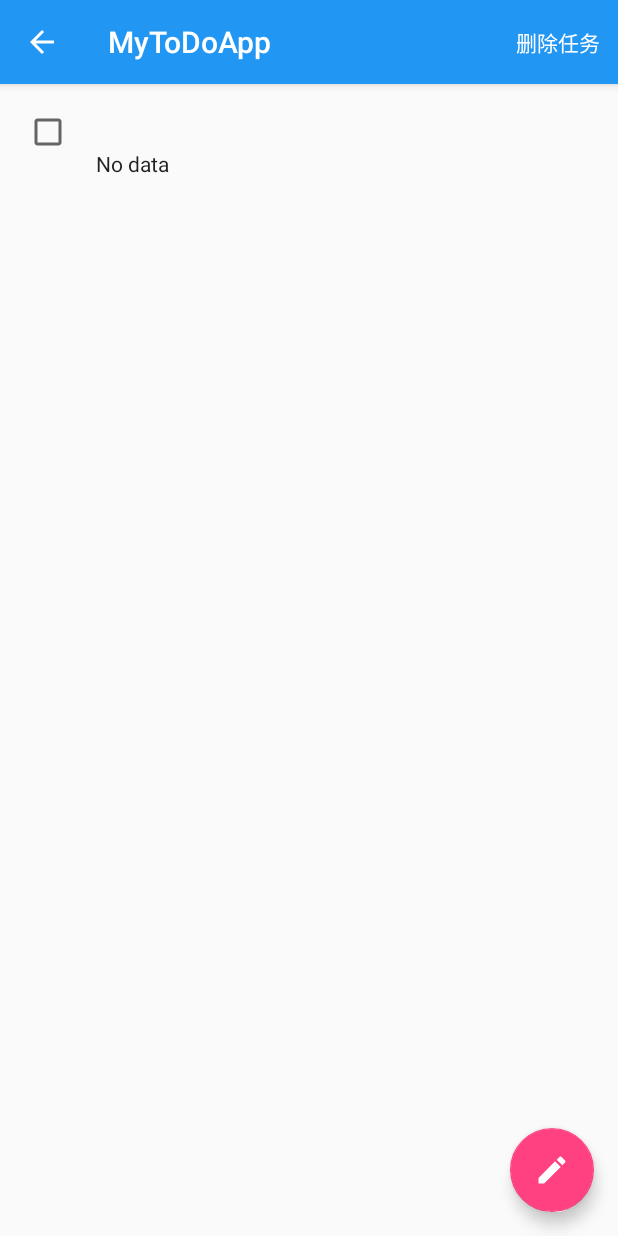
After one commit to cloud9527/MyToDoApp, an Android app: the TaskDetailActivity screen opened directly, with no data from a screen before it, on a phone screen of 412 x 824 dp. The commit adds this screen. Run offline under Robolectric (Android 15) with nearby library versions, the phone set to English and light mode, and no system bars; our stand-ins replace ButterKnife.

Commit message:
1、AddDetailActivity 完成

```diff
--- a/app/src/main/AndroidManifest.xml
+++ b/app/src/main/AndroidManifest.xml
@@ -17,6 +17,8 @@
             </intent-filter>
         </activity>
         <activity android:name=".addTask.AddTaskActivity"/>
+        <activity android:name=".taskdetail.TaskDetailActivity">
+        </activity>
     </application>
 
 </manifest>
--- a/app/src/main/java/com/example/cloud/mytodoapp/addTask/AddTaskActivity.java
+++ b/app/src/main/java/com/example/cloud/mytodoapp/addTask/AddTaskActivity.java
@@ -109,4 +109,10 @@ public class AddTaskActivity extends BaseActivity {
             mActionBar.setTitle(R.string.edit_task);
         }
     }
+
+    @Override
+    public boolean onSupportNavigateUp() {
+        onBackPressed();
+        return true;
+    }
 }
--- a/app/src/main/java/com/example/cloud/mytodoapp/task/TasksFragment.java
+++ b/app/src/main/java/com/example/cloud/mytodoapp/task/TasksFragment.java
@@ -21,11 +21,11 @@ import android.widget.ListView;
 import android.widget.PopupMenu;
 import android.widget.RelativeLayout;
 import android.widget.TextView;
-import android.widget.Toast;
 
 import com.example.cloud.mytodoapp.R;
 import com.example.cloud.mytodoapp.addTask.AddTaskActivity;
 import com.example.cloud.mytodoapp.bean.Task;
+import com.example.cloud.mytodoapp.taskdetail.TaskDetailActivity;
 
 import java.util.ArrayList;
 import java.util.List;
@@ -188,7 +188,9 @@ public class TasksFragment extends Fragment implements TasksContract.View {
 
     @Override
     public void showTaskDetailsUi(String taskId) {
-        Toast.makeText(getActivity(), "taskId", Toast.LENGTH_SHORT).show();
+        Intent intent = new Intent(getContext(), TaskDetailActivity.class);
+        intent.putExtra(TaskDetailActivity.EXTRA_TASK_ID, taskId);
+        startActivity(intent);
     }
 
     @Override
--- /dev/null
+++ b/app/src/main/java/com/example/cloud/mytodoapp/taskdetail/TaskDetailActivity.java
@@ -0,0 +1,78 @@
+package com.example.cloud.mytodoapp.taskdetail;
+
+import android.os.Bundle;
+import android.support.design.widget.CoordinatorLayout;
+import android.support.design.widget.FloatingActionButton;
+import android.support.v7.app.ActionBar;
+import android.support.v7.widget.Toolbar;
+import android.widget.FrameLayout;
+
+import com.example.cloud.mytodoapp.ActivityUtils;
+import com.example.cloud.mytodoapp.BaseActivity;
+import com.example.cloud.mytodoapp.R;
+import com.example.cloud.mytodoapp.bean.Injection;
+
+import butterknife.BindView;
+import butterknife.ButterKnife;
+
+public class TaskDetailActivity extends BaseActivity {
+
+    @BindView(R.id.toolbar)
+    Toolbar mToolbar;
+    @BindView(R.id.contentFrame)
+    FrameLayout mContentFrame;
+    @BindView(R.id.fab_edit_task)
+    FloatingActionButton mFabEditTask;
+    @BindView(R.id.coordinatorLayout)
+    CoordinatorLayout mCoordinatorLayout;
+    public static final String EXTRA_TASK_ID = "TASK_ID";
+
+    @Override
+    protected void onCreate(Bundle savedInstanceState) {
+        super.onCreate(savedInstanceState);
+        setContentView(R.layout.activity_task_detail);
+        ButterKnife.bind(this);
+        initView();
+        initDate();
+    }
+
+    @Override
+    protected void initView() {
+        setSupportActionBar(mToolbar);
+        ActionBar supportActionBar = getSupportActionBar();
+        supportActionBar.setDisplayHomeAsUpEnabled(true);
+        supportActionBar.setDisplayShowHomeEnabled(true);
+
+        String taskId = getIntent().getStringExtra(EXTRA_TASK_ID);
+        TaskDetailFragment taskDetailFragment = (TaskDetailFragment) getSupportFragmentManager().findFragmentById(R.id.contentFrame);
+
+        if (taskDetailFragment == null) {
+            taskDetailFragment = TaskDetailFragment.newInsatance(taskId);
+            ActivityUtils.addFragmentToActivity(getSupportFragmentManager(), taskDetailFragment, R.id.contentFrame);
+        }
+
+        new TaskDetailPresenter(taskId, Injection.provideTasksRepository(getApplicationContext()), taskDetailFragment);
+
+    }
+
+    @Override
+    protected void initDate() {
+
+    }
+
+    @Override
+    protected void initViewDate() {
+
+    }
+
+    @Override
+    protected void initListener() {
+
+    }
+
+    @Override
+    public boolean onSupportNavigateUp() {
+        onBackPressed();
+        return true;
+    }
+}
--- /dev/null
+++ b/app/src/main/java/com/example/cloud/mytodoapp/taskdetail/TaskDetailContract.java
@@ -0,0 +1,50 @@
+package com.example.cloud.mytodoapp.taskdetail;
+
+import com.example.cloud.mytodoapp.BasePresenter;
+import com.example.cloud.mytodoapp.BaseView;
+
+/**
+ * Created by Cloud on 2017/5/16.
+ */
+
+public interface TaskDetailContract {
+
+    interface View extends BaseView<Presenter> {
+        void setLoadingIndicator(boolean active);
+
+        void showMissingTask();
+
+        void hideTitle();
+
+        void showTitle(String title);
+
+        void hideDescription();
+
+        void showDescription(String description);
+
+        void showCompletionStatus(boolean complete);
+
+        void showEditTask(String taskId);
+
+        void showTaskDeleted();
+
+        void showTaskMarkedComplete();
+
+        void showTaskMarkedActive();
+
+        boolean isActive();
+
+    }
+
+
+    interface Presenter extends BasePresenter {
+        void editTask();
+
+        void deleteTask();
+
+        void completeTask();
+
+        void activateTask();
+
+    }
+}
--- /dev/null
+++ b/app/src/main/java/com/example/cloud/mytodoapp/taskdetail/TaskDetailFragment.java
@@ -0,0 +1,200 @@
+package com.example.cloud.mytodoapp.taskdetail;
+
+import android.app.Activity;
+import android.content.Intent;
+import android.os.Bundle;
+import android.support.annotation.NonNull;
+import android.support.annotation.Nullable;
+import android.support.design.widget.FloatingActionButton;
+import android.support.design.widget.Snackbar;
+import android.support.v4.app.Fragment;
+import android.view.LayoutInflater;
+import android.view.Menu;
+import android.view.MenuInflater;
+import android.view.MenuItem;
+import android.view.View;
+import android.view.ViewGroup;
+import android.widget.CheckBox;
+import android.widget.CompoundButton;
+import android.widget.TextView;
+
+import com.example.cloud.mytodoapp.R;
+import com.example.cloud.mytodoapp.addTask.AddTaskActivity;
+import com.example.cloud.mytodoapp.addTask.AddTaskFragment;
+import com.google.common.base.Preconditions;
+
+import butterknife.BindView;
+import butterknife.ButterKnife;
+import butterknife.Unbinder;
+
+/**
+ * Created by Cloud on 2017/5/16.
+ */
+
+public class TaskDetailFragment extends Fragment implements TaskDetailContract.View {
+    @NonNull
+    private static final String ARGUMENT_TASK_ID = "TASK_ID";
+
+    @NonNull
+    private static final int REQUEST_EDIT_TASK = 1;
+
+    @BindView(R.id.task_detail_complete)
+    CheckBox mTaskDetailComplete;
+    @BindView(R.id.task_detail_title)
+    TextView mTaskDetailTitle;
+    @BindView(R.id.task_detail_description)
+    TextView mTaskDetailDescription;
+    Unbinder unbinder;
+
+
+    private TaskDetailContract.Presenter mPresenter;
+
+    public static TaskDetailFragment newInsatance(String taskId) {
+        Bundle bundle = new Bundle();
+        bundle.putString(ARGUMENT_TASK_ID, taskId);
+        TaskDetailFragment taskDetailFragment = new TaskDetailFragment();
+        taskDetailFragment.setArguments(bundle);
+        return taskDetailFragment;
+    }
+
+    @Override
+    public void onResume() {
+        super.onResume();
+        mPresenter.start();
+    }
+
+    @Nullable
+    @Override
+    public View onCreateView(LayoutInflater inflater, @Nullable ViewGroup container, @Nullable Bundle savedInstanceState) {
+        View view = inflater.inflate(R.layout.taskdetail_frag, container, false);
+        setHasOptionsMenu(true);
+
+        FloatingActionButton floatingActionButton = (FloatingActionButton) getActivity().findViewById(R.id.fab_edit_task);
+        floatingActionButton.setOnClickListener(new View.OnClickListener() {
+            @Override
+            public void onClick(View v) {
+                mPresenter.editTask();
+            }
+        });
+        unbinder = ButterKnife.bind(this, view);
+        return view;
+    }
+
+    @Override
+    public boolean onOptionsItemSelected(MenuItem item) {
+        switch (item.getItemId()) {
+            case R.id.menu_delete:
+                mPresenter.deleteTask();
+                break;
+        }
+        return false;
+    }
+
+    @Override
+    public void onCreateOptionsMenu(Menu menu, MenuInflater inflater) {
+        inflater.inflate(R.menu.task_detail_menu, menu);
+    }
+
+    @Override
+    public void onActivityResult(int requestCode, int resultCode, Intent data) {
+        if (requestCode == REQUEST_EDIT_TASK) {
+            // If the task was edited successfully, go back to the list.
+            if (resultCode == Activity.RESULT_OK) {
+                getActivity().finish();
+            }
+        }
+    }
+
+
+    @Override
+    public void setPresenter(TaskDetailContract.Presenter presenter) {
+        mPresenter = presenter;
+    }
+
+    @Override
+    public void setLoadingIndicator(boolean active) {
+        if (active) {
+            mTaskDetailTitle.setText("");
+            mTaskDetailDescription.setText(getString(R.string.loading));
+        }
+    }
+
+    @Override
+    public void showMissingTask() {
+        mTaskDetailTitle.setText("");
+        mTaskDetailDescription.setText(getString(R.string.no_data));
+    }
+
+    @Override
+    public void hideTitle() {
+        mTaskDetailTitle.setVisibility(View.GONE);
+    }
+
+    @Override
+    public void showTitle(String title) {
+        mTaskDetailTitle.setVisibility(View.VISIBLE);
+        mTaskDetailTitle.setText(title);
+    }
+
+    @Override
+    public void hideDescription() {
+        mTaskDetailDescription.setVisibility(View.GONE);
+    }
+
+    @Override
+    public void showDescription(String description) {
+        mTaskDetailDescription.setVisibility(View.VISIBLE);
+        mTaskDetailDescription.setText(description);
+    }
+
+    @Override
+    public void showCompletionStatus(boolean complete) {
+        Preconditions.checkNotNull(mTaskDetailComplete);
+        mTaskDetailComplete.setChecked(complete);
+        mTaskDetailComplete.setOnCheckedChangeListener(new CompoundButton.OnCheckedChangeListener() {
+            @Override
+            public void onCheckedChanged(CompoundButton buttonView, boolean isChecked) {
+                if (isChecked) {
+                    mPresenter.completeTask();
+                } else {
+                    mPresenter.activateTask();
+                }
+            }
+        });
+    }
+
+    @Override
+    public void showEditTask(String taskId) {
+        Intent intent = new Intent(getContext(), AddTaskActivity.class);
+        intent.putExtra(AddTaskFragment.ARGUMENT_EDIT_TASK_ID, taskId);
+        startActivityForResult(intent, REQUEST_EDIT_TASK);
+    }
+
+    @Override
+    public void showTaskDeleted() {
+        getActivity().finish();
+    }
+
+    @Override
+    public void showTaskMarkedComplete() {
+        Snackbar.make(getView(), getString(R.string.task_marked_complete), Snackbar.LENGTH_LONG)
+                .show();
+    }
+
+    @Override
+    public void showTaskMarkedActive() {
+        Snackbar.make(getView(), getString(R.string.task_marked_active), Snackbar.LENGTH_LONG)
+                .show();
+    }
+
+    @Override
+    public boolean isActive() {
+        return isAdded();
+    }
+
+    @Override
+    public void onDestroyView() {
+        super.onDestroyView();
+        unbinder.unbind();
+    }
+}
--- /dev/null
+++ b/app/src/main/java/com/example/cloud/mytodoapp/taskdetail/TaskDetailPresenter.java
@@ -0,0 +1,127 @@
+package com.example.cloud.mytodoapp.taskdetail;
+
+import android.support.annotation.Nullable;
+
+import com.example.cloud.mytodoapp.bean.Task;
+import com.example.cloud.mytodoapp.bean.source.TasksDataSource;
+import com.example.cloud.mytodoapp.bean.source.TasksRepository;
+import com.google.common.base.Strings;
+
+/**
+ * Created by Cloud on 2017/5/16.
+ */
+
+public class TaskDetailPresenter implements TaskDetailContract.Presenter {
+
+    private TasksRepository mTasksRepository;
+
+    private TaskDetailContract.View mTaskDetailView;
+
+    @Nullable
+    private String mTaskId;
+
+    public TaskDetailPresenter(String taskId, TasksRepository tasksRepository, TaskDetailContract.View taskDetailFragment) {
+        mTaskId = taskId;
+        mTasksRepository = tasksRepository;
+        mTaskDetailView = taskDetailFragment;
+
+        mTaskDetailView.setPresenter(this);
+    }
+
+    @Override
+    public void start() {
+        openTask();
+    }
+
+    private void openTask() {
+        if (Strings.isNullOrEmpty(mTaskId)) {
+            mTaskDetailView.showMissingTask();
+            return;
+        }
+
+        mTaskDetailView.setLoadingIndicator(true);
+        mTasksRepository.getTask(mTaskId, new TasksDataSource.GetTaskCallback() {
+            @Override
+            public void onTaskLoaded(Task task) {
+                if (!mTaskDetailView.isActive()) {
+                    return;
+                }
+                mTaskDetailView.setLoadingIndicator(false);
+                if (null == task) {
+                    mTaskDetailView.showMissingTask();
+                } else {
+                    showTask(task);
+                }
+            }
+
+
+            @Override
+            public void onDataNotAvailable() {
+                if (!mTaskDetailView.isActive()) {
+                    return;
+                }
+                mTaskDetailView.showMissingTask();
+            }
+        });
+    }
+
+    private void showTask(Task task) {
+        String title = task.getTitle();
+        String description = task.getDescription();
+
+        if (Strings.isNullOrEmpty(title)) {
+            mTaskDetailView.hideTitle();
+        } else {
+            mTaskDetailView.showTitle(title);
+        }
+        if (Strings.isNullOrEmpty(description)) {
+            mTaskDetailView.hideDescription();
+        } else {
+            mTaskDetailView.showDescription(description);
+        }
+
+        mTaskDetailView.showCompletionStatus(task.isCompleted());
+    }
+
+    @Override
+    public void editTask() {
+        if (Strings.isNullOrEmpty(mTaskId)){
+            mTaskDetailView.showMissingTask();
+            return;
+        }
+        mTaskDetailView.showEditTask(mTaskId);
+    }
+
+    @Override
+    public void deleteTask() {
+        if (Strings.isNullOrEmpty(mTaskId)) {
+            mTaskDetailView.showMissingTask();
+            return;
+        }
+
+        mTasksRepository.deleteTask(mTaskId);
+        mTaskDetailView.showTaskDeleted();
+    }
+
+    @Override
+    public void completeTask() {
+        if (Strings.isNullOrEmpty(mTaskId)) {
+            mTaskDetailView.showMissingTask();
+            return;
+        }
+
+        mTasksRepository.completeTask(mTaskId);
+        mTaskDetailView.showTaskMarkedComplete();
+    }
+
+    @Override
+    public void activateTask() {
+        if (Strings.isNullOrEmpty(mTaskId)) {
+            mTaskDetailView.showMissingTask();
+            return;
+        }
+
+        mTasksRepository.activateTask(mTaskId);
+        mTaskDetailView.showTaskMarkedActive();
+    }
+}
--- /dev/null
+++ b/app/src/main/res/layout/activity_task_detail.xml
@@ -0,0 +1,60 @@
+<?xml version="1.0" encoding="utf-8"?><!--
+  ~ Copyright (C) 2015 The Android Open Source Project
+  ~
+  ~ Licensed under the Apache License, Version 2.0 (the "License");
+  ~ you may not use this file except in compliance with the License.
+  ~ You may obtain a copy of the License at
+  ~
+  ~      http://www.apache.org/licenses/LICENSE-2.0
+  ~
+  ~ Unless required by applicable law or agreed to in writing, software
+  ~ distributed under the License is distributed on an "AS IS" BASIS,
+  ~ WITHOUT WARRANTIES OR CONDITIONS OF ANY KIND, either express or implied.
+  ~ See the License for the specific language governing permissions and
+  ~ limitations under the License.
+  -->
+
+<LinearLayout xmlns:android="http://schemas.android.com/apk/res/android"
+              xmlns:app="http://schemas.android.com/apk/res-auto"
+              xmlns:tools="http://schemas.android.com/tools"
+              android:layout_width="match_parent"
+              android:layout_height="match_parent"
+              android:orientation="vertical"
+              tools:context=".taskdetail.TaskDetailActivity">
+
+    <android.support.design.widget.AppBarLayout
+        android:layout_width="match_parent"
+        android:layout_height="wrap_content">
+
+        <android.support.v7.widget.Toolbar
+            android:id="@+id/toolbar"
+            android:layout_width="match_parent"
+            android:layout_height="wrap_content"
+            android:background="?attr/colorPrimary"
+            android:minHeight="?attr/actionBarSize"
+            android:theme="@style/Toolbar"
+            app:popupTheme="@style/ThemeOverlay.AppCompat.Light"/>
+    </android.support.design.widget.AppBarLayout>
+
+    <android.support.design.widget.CoordinatorLayout
+        android:id="@+id/coordinatorLayout"
+        android:layout_width="match_parent"
+        android:layout_height="match_parent">
+
+        <FrameLayout
+            android:id="@+id/contentFrame"
+            android:layout_width="match_parent"
+            android:layout_height="match_parent"/>
+
+        <android.support.design.widget.FloatingActionButton
+            android:id="@+id/fab_edit_task"
+            android:layout_width="wrap_content"
+            android:layout_height="wrap_content"
+            android:layout_margin="@dimen/fab_margin"
+            android:src="@drawable/ic_edit"
+            app:fabSize="normal"
+            app:layout_anchor="@id/contentFrame"
+            app:layout_anchorGravity="bottom|right|end"/>
+
+    </android.support.design.widget.CoordinatorLayout>
+</LinearLayout>
--- /dev/null
+++ b/app/src/main/res/layout/taskdetail_frag.xml
@@ -0,0 +1,49 @@
+<?xml version="1.0" encoding="utf-8"?><!--
+  ~ Copyright (C) 2015 The Android Open Source Project
+  ~
+  ~ Licensed under the Apache License, Version 2.0 (the "License");
+  ~ you may not use this file except in compliance with the License.
+  ~ You may obtain a copy of the License at
+  ~
+  ~      http://www.apache.org/licenses/LICENSE-2.0
+  ~
+  ~ Unless required by applicable law or agreed to in writing, software
+  ~ distributed under the License is distributed on an "AS IS" BASIS,
+  ~ WITHOUT WARRANTIES OR CONDITIONS OF ANY KIND, either express or implied.
+  ~ See the License for the specific language governing permissions and
+  ~ limitations under the License.
+  -->
+
+<RelativeLayout xmlns:android="http://schemas.android.com/apk/res/android"
+    android:layout_width="match_parent"
+    android:layout_height="match_parent"
+    android:orientation="vertical"
+    android:paddingBottom="@dimen/activity_vertical_margin"
+    android:paddingLeft="@dimen/activity_horizontal_margin"
+    android:paddingRight="@dimen/activity_horizontal_margin"
+    android:paddingTop="@dimen/activity_vertical_margin">
+
+    <CheckBox
+        android:id="@+id/task_detail_complete"
+        android:layout_width="wrap_content"
+        android:layout_height="wrap_content"
+        android:layout_gravity="center_vertical"
+        android:layout_marginRight="@dimen/activity_horizontal_margin" />
+
+    <TextView
+        android:id="@+id/task_detail_title"
+        android:layout_toRightOf="@id/task_detail_complete"
+        android:layout_width="match_parent"
+        android:layout_height="wrap_content"
+        android:textAppearance="@style/TextAppearance.AppCompat.Title" />
+
+    <TextView
+        android:id="@+id/task_detail_description"
+        android:layout_toRightOf="@id/task_detail_complete"
+        android:layout_below="@id/task_detail_title"
+        android:layout_width="match_parent"
+        android:layout_height="wrap_content"
+        android:text="Medium Text"
+        android:textAppearance="@style/TextAppearance.AppCompat.Body1" />
+
+</RelativeLayout>
--- /dev/null
+++ b/app/src/main/res/menu/task_detail_menu.xml
@@ -0,0 +1,8 @@
+<?xml version="1.0" encoding="utf-8"?>
+<menu xmlns:android="http://schemas.android.com/apk/res/android"
+      xmlns:app="http://schemas.android.com/apk/res-auto">
+    <item
+        android:id="@+id/menu_delete"
+        android:title="@string/delete_task"
+        app:showAsAction="always|withText"/>
+</menu>
--- a/app/src/main/res/values/strings.xml
+++ b/app/src/main/res/values/strings.xml
@@ -39,4 +39,5 @@
     <string name="no_tasks_completed">You have no completed TO-DOs!</string>
     <string name="no_tasks_add">Add a TO-DO item +</string>
     <string name="refresh">Refresh</string>
+    <string name="delete_task">删除任务</string>
 </resources>
```
Also changed, not shown: app/src/main/java/com/example/cloud/mytodoapp/task/TasksPresenter.java (+6 -1 lines).
